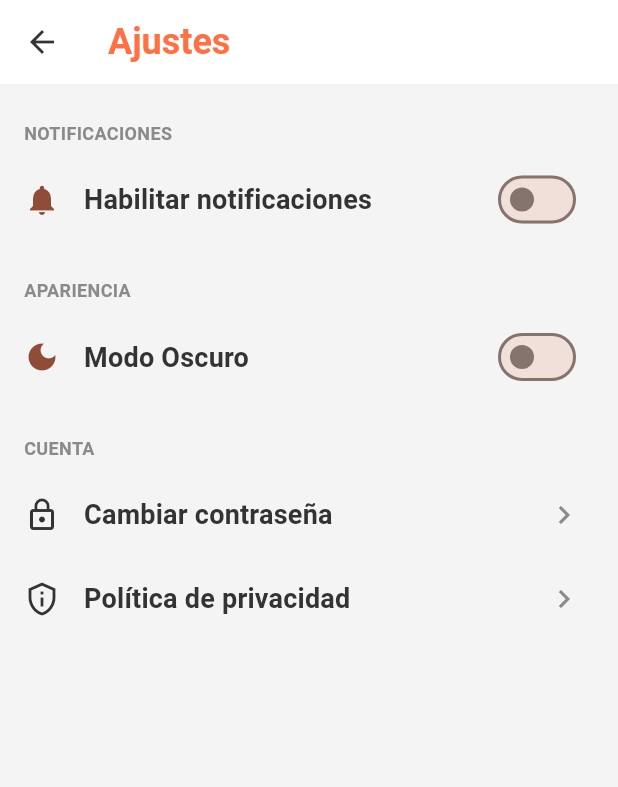
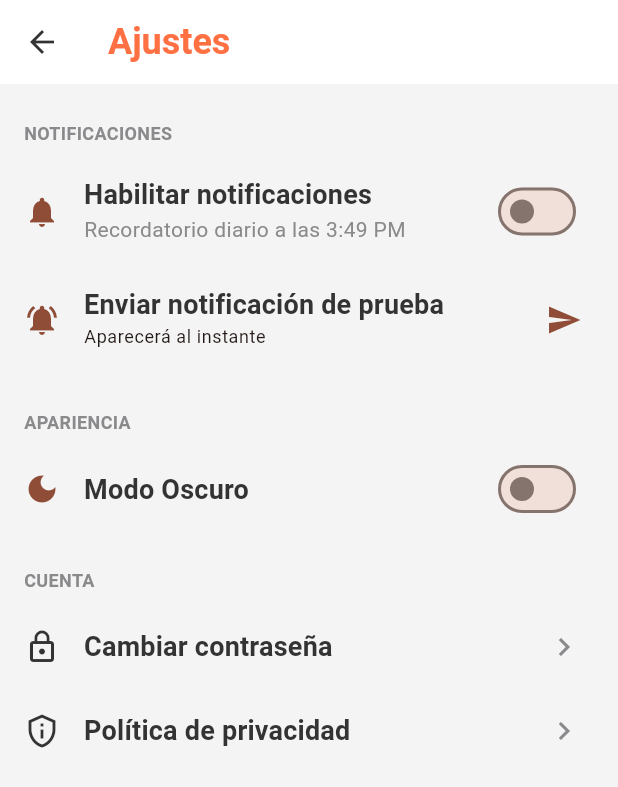
Before and after one commit to JuniorSD6650/NutriApp, a Flutter app: the SettingsScreen screen opened directly, after a tap on "Habilitar notificaciones", on a phone screen of 412 x 824 dp. Shown: the top 787 px of the screen. Run offline on Flutter 3.47's test engine with Material 3 defaults, Android fonts, the phone set to English and light mode, and no system bars; our stand-ins replace flutter_local_notifications, flutter_secure_storage, go_router, permission_handler, pie_chart, shared_preferences and 1 more; missing offline and left inert: jwt_decode; accounts and stored records are empty.

Commit message:
feat: Implementar servicio de notificaciones con permisos y recordatorios diarios

```diff
--- a/fe_nutriapp/lib/features/profile/screens/settings_screen.dart
+++ b/fe_nutriapp/lib/features/profile/screens/settings_screen.dart
@@ -2,10 +2,13 @@
 import 'package:flutter/material.dart';
 import 'package:fe_nutriapp/core/theme/app_colors.dart';
 import 'package:fe_nutriapp/features/profile/screens/privacy_policy_screen.dart';
-import 'package:fe_nutriapp/features/profile/screens/change_password_screen.dart'; // <-- Nueva importación
+import 'package:fe_nutriapp/features/profile/screens/change_password_screen.dart';
 import 'package:shared_preferences/shared_preferences.dart';
 import 'package:provider/provider.dart';
-import 'package:fe_nutriapp/core/theme/theme_provider.dart'; // <-- ¡LA IMPORTACIÓN ESTÁ AQUÍ!
+import 'package:fe_nutriapp/core/theme/theme_provider.dart';
+// 1. IMPORTAR EL SERVICIO DE NOTIFICACIONES
+import 'package:fe_nutriapp/core/services/notification_service.dart';
+import 'package:permission_handler/permission_handler.dart'; // <-- AÑADIR IMPORT
 
 class SettingsScreen extends StatefulWidget {
   const SettingsScreen({super.key});
@@ -30,15 +33,29 @@ class _SettingsScreenState extends State<SettingsScreen> {
     });
   }
 
+  // --- 2. LÓGICA REAL DE NOTIFICACIONES (MODIFICADO) ---
   Future<void> _saveNotificationPreference(bool value) async {
     final prefs = await SharedPreferences.getInstance();
-    prefs.setBool('notifications', value);
+    await prefs.setBool('notifications', value);
+
+    if (!mounted) return;
+    final notificationService = context.read<NotificationService>();
+
+    if (value) {
+      // Solo pedir permisos y activar la notificación diaria
+      print("Solicitando permisos y activando recordatorios diarios...");
+      await notificationService.requestPermissions();
+      await notificationService.scheduleDailyReminder();
+    } else {
+      print("Desactivando recordatorios...");
+      await notificationService.cancelAllReminders();
+    }
   }
 
   @override
   Widget build(BuildContext context) {
     final theme = Theme.of(context);
-    final themeProvider = context.watch<ThemeProvider>(); // <-- Esta línea ahora es válida
+    final themeProvider = context.watch<ThemeProvider>();
 
     return Scaffold(
       appBar: AppBar(title: const Text('Ajustes')),
@@ -47,6 +64,10 @@ class _SettingsScreenState extends State<SettingsScreen> {
           _buildSectionTitle(context, 'Notificaciones'),
           SwitchListTile(
             title: Text('Habilitar notificaciones', style: theme.textTheme.titleMedium),
+            subtitle: Text(
+              'Recordatorio diario a las 3:49 PM',
+              style: theme.textTheme.bodyMedium
+            ),
             value: _notificationsEnabled,
             onChanged: (bool value) {
               setState(() { _notificationsEnabled = value; });
@@ -55,12 +76,28 @@ class _SettingsScreenState extends State<SettingsScreen> {
             secondary: Icon(Icons.notifications, color: theme.colorScheme.primary),
           ),
 
+          // BOTÓN DE DEBUG: Notificación instantánea
+          ListTile(
+            leading: Icon(Icons.notifications_active, color: theme.colorScheme.primary),
+            title: Text('Enviar notificación de prueba', style: theme.textTheme.titleMedium),
+            subtitle: Text('Aparecerá al instante', style: theme.textTheme.bodySmall),
+            trailing: Icon(Icons.send, color: theme.colorScheme.primary),
+            onTap: () async {
+              await context.read<NotificationService>().showInstantNotification();
+              if (mounted) {
+                ScaffoldMessenger.of(context).showSnackBar(
+                  const SnackBar(content: Text('Notificación enviada. Revisa la bandeja.')),
+                );
+              }
+            },
+          ),
+
           _buildSectionTitle(context, 'Apariencia'),
           SwitchListTile(
             title: Text('Modo Oscuro', style: theme.textTheme.titleMedium),
             value: themeProvider.themeMode == ThemeMode.dark,
             onChanged: (bool value) {
-              context.read<ThemeProvider>().toggleTheme(value); // <-- Esta línea ahora es válida
+              context.read<ThemeProvider>().toggleTheme(value);
             },
             secondary: Icon(Icons.dark_mode, color: theme.colorScheme.primary),
           ),
@@ -80,7 +117,6 @@ class _SettingsScreenState extends State<SettingsScreen> {
           ListTile(
             leading: Icon(Icons.privacy_tip_outlined, color: AppColors.textPrimary),
             title: Text('Política de privacidad', style: theme.textTheme.titleMedium),
-            // --- CORRECCIÓN: Quitado el 'const' ---
             trailing: Icon(Icons.chevron_right, color: AppColors.textSecondary),
             onTap: () {
               Navigator.push(
@@ -100,7 +136,7 @@ class _SettingsScreenState extends State<SettingsScreen> {
       child: Text(
         title.toUpperCase(),
         style: TextStyle(
-          color: AppColors.textSecondary, // <-- AppColors está bien aquí
+          color: AppColors.textSecondary,
           fontWeight: FontWeight.bold,
           fontSize: 12,
         ),
--- a/fe_nutriapp/pubspec.yaml
+++ b/fe_nutriapp/pubspec.yaml
@@ -43,6 +43,9 @@ dependencies:
   provider: ^6.1.5+1
   jwt_decode: ^0.3.1
   shared_preferences: ^2.5.3
+  flutter_local_notifications: ^19.5.0
+  timezone: ^0.10.1
+  permission_handler: ^11.3.1
 
 dev_dependencies:
   flutter_test:
```
Also changed, not shown: fe_nutriapp/lib/core/services/notification_service.dart (added, +139 -0 lines), fe_nutriapp/lib/main.dart (+14 -5 lines), fe_nutriapp/pubspec.lock, 5 other files.
